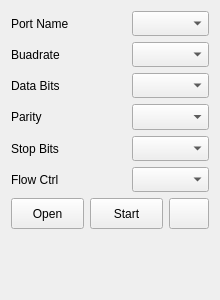
Old version of the form MotionViewer/ndicomm.ui in the repository thinkexist1989/MotionViewer.
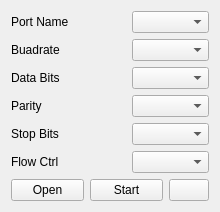
New version of the form. Icons and pictures are not drawn.

Commit message: change some layout and add gl viewer

Patch:
```diff
--- a/MotionViewer/ndicomm.ui
+++ b/MotionViewer/ndicomm.ui
@@ -7,11 +7,11 @@
     <x>0</x>
     <y>0</y>
     <width>220</width>
-    <height>300</height>
+    <height>202</height>
    </rect>
   </property>
   <property name="sizePolicy">
-   <sizepolicy hsizetype="Minimum" vsizetype="Preferred">
+   <sizepolicy hsizetype="Minimum" vsizetype="Fixed">
     <horstretch>0</horstretch>
     <verstretch>0</verstretch>
    </sizepolicy>
@@ -25,7 +25,7 @@
   <property name="windowTitle">
    <string>NDI COMM</string>
   </property>
-  <layout class="QVBoxLayout" name="verticalLayout" stretch="6,1,2">
+  <layout class="QVBoxLayout" name="verticalLayout" stretch="6,1">
    <item>
     <layout class="QGridLayout" name="gridLayout" columnstretch="3,2">
      <item row="5" column="0">
@@ -223,19 +223,6 @@
      </item>
     </layout>
    </item>
-   <item>
-    <spacer name="verticalSpacer">
-     <property name="orientation">
-      <enum>Qt::Vertical</enum>
-     </property>
-     <property name="sizeHint" stdset="0">
-      <size>
-       <width>20</width>
-       <height>60</height>
-      </size>
-     </property>
-    </spacer>
-   </item>
   </layout>
  </widget>
  <resources>
```
The commit also changes 14 other files.
